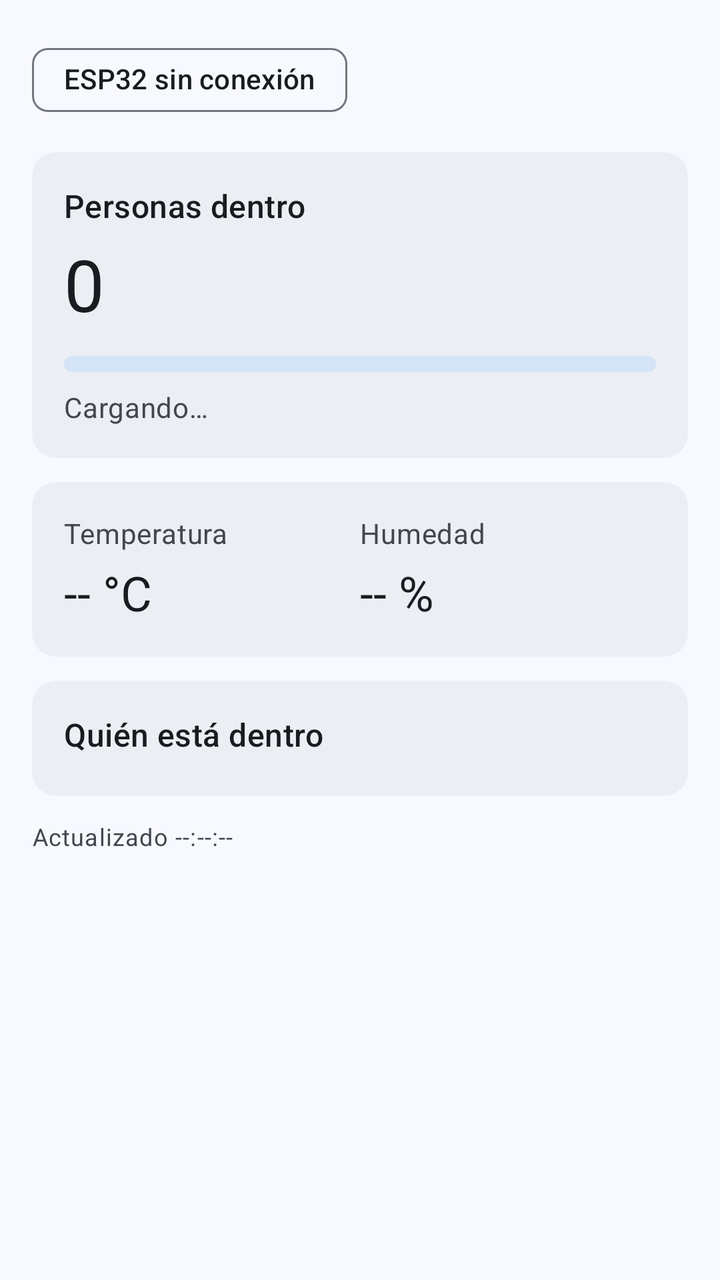
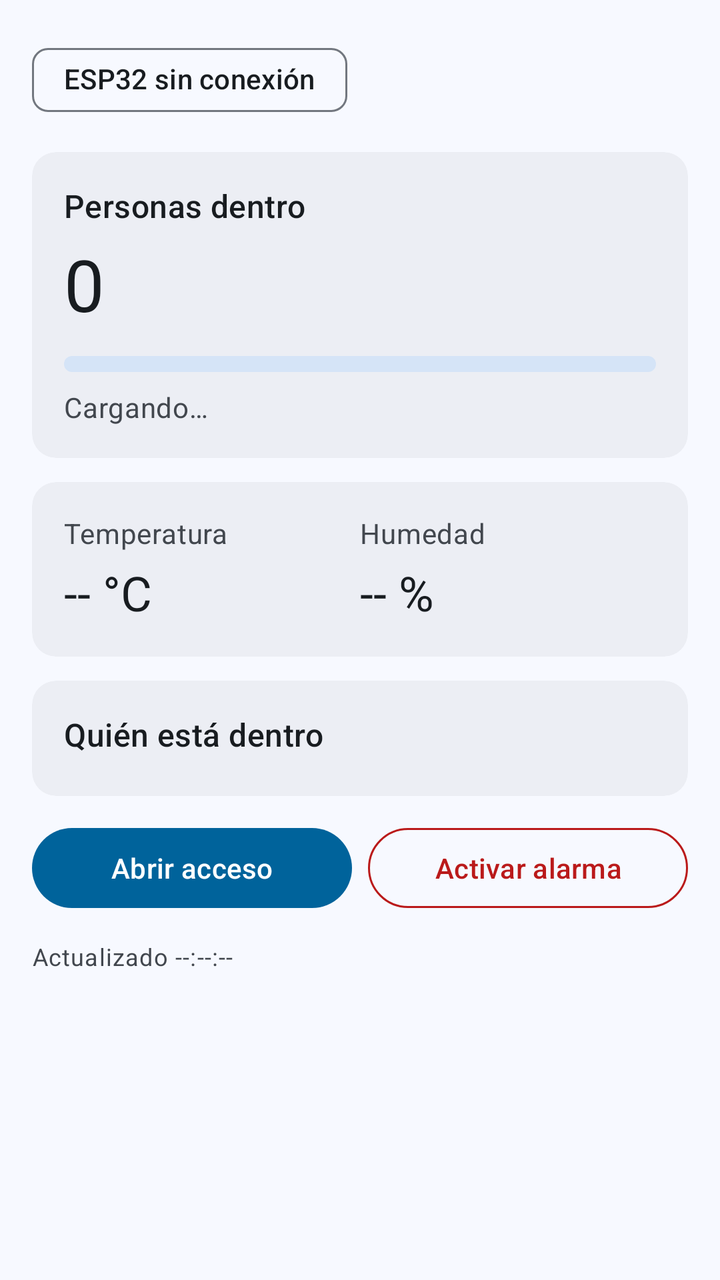

Two renders of the same Android screen: before a commit and after it. Below are the layout's source before the change and the commit's diff.
<!-- AndroidManifest.xml: application theme Theme.AforoIoT -->
<!-- res/layout/fragment_dashboard.xml -->
<?xml version="1.0" encoding="utf-8"?>
<ScrollView xmlns:android="http://schemas.android.com/apk/res/android"
  xmlns:app="http://schemas.android.com/apk/res-auto"
  android:layout_width="match_parent"
  android:layout_height="match_parent"
  android:background="?attr/colorSurface"
  android:fillViewport="true">

  <LinearLayout
    android:layout_width="match_parent"
    android:layout_height="wrap_content"
    android:orientation="vertical"
    android:padding="16dp">

    <com.google.android.material.chip.Chip
      android:id="@+id/chipEstado"
      style="@style/Widget.Material3.Chip.Assist"
      android:layout_width="wrap_content"
      android:layout_height="wrap_content"
      android:checkable="false"
      android:text="@string/esp32_sin_conexion" />

    <com.google.android.material.card.MaterialCardView
      android:id="@+id/cardAforo"
      style="@style/Widget.Material3.CardView.Filled"
      android:layout_width="match_parent"
      android:layout_height="wrap_content"
      android:layout_marginTop="12dp">

      <LinearLayout
        android:layout_width="match_parent"
        android:layout_height="wrap_content"
        android:orientation="vertical"
        android:padding="16dp">

        <TextView
          android:layout_width="wrap_content"
          android:layout_height="wrap_content"
          android:text="@string/personas_dentro"
          android:textAppearance="?attr/textAppearanceTitleMedium"
          android:textColor="?attr/colorOnSurface" />

        <LinearLayout
          android:layout_width="wrap_content"
          android:layout_height="wrap_content"
          android:layout_marginTop="4dp"
          android:gravity="bottom"
          android:orientation="horizontal">

          <TextView
            android:id="@+id/txtDentro"
            android:layout_width="wrap_content"
            android:layout_height="wrap_content"
            android:text="@string/cero"
            android:textAppearance="?attr/textAppearanceDisplaySmall"
            android:textColor="?attr/colorOnSurface" />

          <TextView
            android:id="@+id/txtAforoMaximo"
            android:layout_width="wrap_content"
            android:layout_height="wrap_content"
            android:layout_marginStart="8dp"
            android:layout_marginBottom="4dp"
            android:textAppearance="?attr/textAppearanceTitleMedium"
            android:textColor="?attr/colorOnSurfaceVariant" />

        </LinearLayout>

        <com.google.android.material.progressindicator.LinearProgressIndicator
          android:id="@+id/progresoAforo"
          android:layout_width="match_parent"
          android:layout_height="wrap_content"
          android:layout_marginTop="12dp"
          app:trackCornerRadius="4dp"
          app:trackStopIndicatorSize="0dp"
          app:trackThickness="8dp" />

        <TextView
          android:id="@+id/txtDetalleAforo"
          android:layout_width="wrap_content"
          android:layout_height="wrap_content"
          android:layout_marginTop="8dp"
          android:text="@string/cargando"
          android:textAppearance="?attr/textAppearanceBodyMedium"
          android:textColor="?attr/colorOnSurfaceVariant" />

      </LinearLayout>
    </com.google.android.material.card.MaterialCardView>

    <com.google.android.material.card.MaterialCardView
      android:id="@+id/cardClima"
      style="@style/Widget.Material3.CardView.Filled"
      android:layout_width="match_parent"
      android:layout_height="wrap_content"
      android:layout_marginTop="12dp">

      <LinearLayout
        android:layout_width="match_parent"
        android:layout_height="wrap_content"
        android:orientation="horizontal"
        android:padding="16dp">

        <LinearLayout
          android:layout_width="0dp"
          android:layout_height="wrap_content"
          android:layout_weight="1"
          android:orientation="vertical">

          <TextView
            android:layout_width="wrap_content"
            android:layout_height="wrap_content"
            android:text="@string/temperatura"
            android:textAppearance="?attr/textAppearanceBodyMedium"
            android:textColor="?attr/colorOnSurfaceVariant" />

          <TextView
            android:id="@+id/txtTemperatura"
            android:layout_width="wrap_content"
            android:layout_height="wrap_content"
            android:layout_marginTop="4dp"
            android:text="@string/temperatura_vacia"
            android:textAppearance="?attr/textAppearanceHeadlineSmall"
            android:textColor="?attr/colorOnSurface" />

        </LinearLayout>

        <LinearLayout
          android:layout_width="0dp"
          android:layout_height="wrap_content"
          android:layout_weight="1"
          android:orientation="vertical">

          <TextView
            android:layout_width="wrap_content"
            android:layout_height="wrap_content"
            android:text="@string/humedad"
            android:textAppearance="?attr/textAppearanceBodyMedium"
            android:textColor="?attr/colorOnSurfaceVariant" />

          <TextView
            android:id="@+id/txtHumedad"
            android:layout_width="wrap_content"
            android:layout_height="wrap_content"
            android:layout_marginTop="4dp"
            android:text="@string/humedad_vacia"
            android:textAppearance="?attr/textAppearanceHeadlineSmall"
            android:textColor="?attr/colorOnSurface" />

        </LinearLayout>

      </LinearLayout>
    </com.google.android.material.card.MaterialCardView>

    <com.google.android.material.card.MaterialCardView
      android:id="@+id/cardDentro"
      style="@style/Widget.Material3.CardView.Filled"
      android:layout_width="match_parent"
      android:layout_height="wrap_content"
      android:layout_marginTop="12dp">

      <LinearLayout
        android:layout_width="match_parent"
        android:layout_height="wrap_content"
        android:orientation="vertical"
        android:padding="16dp">

        <TextView
          android:layout_width="wrap_content"
          android:layout_height="wrap_content"
          android:text="@string/quien_esta_dentro"
          android:textAppearance="?attr/textAppearanceTitleMedium"
          android:textColor="?attr/colorOnSurface" />

        <TextView
          android:id="@+id/txtSinPersonas"
          android:layout_width="wrap_content"
          android:layout_height="wrap_content"
          android:layout_marginTop="8dp"
          android:text="@string/no_hay_personas"
          android:textAppearance="?attr/textAppearanceBodyMedium"
          android:textColor="?attr/colorOnSurfaceVariant"
          android:visibility="gone" />

        <androidx.recyclerview.widget.RecyclerView
          android:id="@+id/rvDentro"
          android:layout_width="match_parent"
          android:layout_height="wrap_content"
          android:layout_marginTop="4dp"
          android:nestedScrollingEnabled="false" />

      </LinearLayout>
    </com.google.android.material.card.MaterialCardView>

    <TextView
      android:id="@+id/txtActualizado"
      android:layout_width="wrap_content"
      android:layout_height="wrap_content"
      android:layout_marginTop="12dp"
      android:text="@string/actualizado_vacio"
      android:textAppearance="?attr/textAppearanceBodySmall"
      android:textColor="?attr/colorOnSurfaceVariant" />

  </LinearLayout>
</ScrollView>
<!-- resources referenced by this layout -->
<resources>
  <string name="actualizado_vacio">Actualizado --:--:--</string>
  <string name="cargando">Cargando…</string>
  <string name="cero">0</string>
  <string name="esp32_sin_conexion">ESP32 sin conexión</string>
  <string name="humedad">Humedad</string>
  <string name="humedad_vacia">-- %</string>
  <string name="no_hay_personas">No hay personas dentro</string>
  <string name="personas_dentro">Personas dentro</string>
  <string name="quien_esta_dentro">Quién está dentro</string>
  <string name="temperatura">Temperatura</string>
  <string name="temperatura_vacia">-- °C</string>
  <style name="Theme.AforoIoT" parent="Base.Theme.AforoIoT" />
  <style name="Base.Theme.AforoIoT" parent="Theme.Material3.DayNight.NoActionBar">
      <item name="colorPrimary">@color/primary</item>
      <item name="colorOnPrimary">@color/onPrimary</item>
      <item name="colorPrimaryContainer">@color/primaryContainer</item>
      <item name="colorOnPrimaryContainer">@color/onPrimaryContainer</item>
      <item name="colorSecondary">@color/secondary</item>
      <item name="colorOnSecondary">@color/onSecondary</item>
      <item name="colorSecondaryContainer">@color/secondaryContainer</item>
      <item name="colorOnSecondaryContainer">@color/onSecondaryContainer</item>
      <item name="colorTertiary">@color/tertiary</item>
      <item name="colorOnTertiary">@color/onTertiary</item>
      <item name="colorTertiaryContainer">@color/tertiaryContainer</item>
      <item name="colorOnTertiaryContainer">@color/onTertiaryContainer</item>
      <item name="colorError">@color/error</item>
      <item name="colorOnError">@color/onError</item>
      <item name="colorErrorContainer">@color/errorContainer</item>
      <item name="colorOnErrorContainer">@color/onErrorContainer</item>
      <item name="colorSurface">@color/surface</item>
      <item name="colorOnSurface">@color/onSurface</item>
      <item name="colorSurfaceContainer">@color/surfaceContainer</item>
      <item name="colorSurfaceContainerHighest">@color/surfaceContainer</item>
      <item name="colorOnSurfaceVariant">@color/onSurfaceVariant</item>
      <item name="colorOutline">@color/outline</item>
      <item name="android:windowLightStatusBar">true</item>
    </style>
  <color name="primary">#00639B</color>
  <color name="onPrimary">#FFFFFF</color>
  <color name="primaryContainer">#CEE5FF</color>
  <color name="onPrimaryContainer">#001D33</color>
  <color name="secondary">#51606F</color>
  <color name="onSecondary">#FFFFFF</color>
  <color name="secondaryContainer">#D5E4F7</color>
  <color name="onSecondaryContainer">#0E1D2A</color>
  <color name="tertiary">#68587A</color>
  <color name="onTertiary">#FFFFFF</color>
  <color name="tertiaryContainer">#EEDBFF</color>
  <color name="onTertiaryContainer">#231533</color>
  <color name="error">#BA1A1A</color>
  <color name="onError">#FFFFFF</color>
  <color name="errorContainer">#FFDAD6</color>
  <color name="onErrorContainer">#410002</color>
  <color name="surface">#F7F9FF</color>
  <color name="onSurface">#181C20</color>
  <color name="surfaceContainer">#ECEEF4</color>
  <color name="onSurfaceVariant">#42474E</color>
  <color name="outline">#72777F</color>
</resources>

<!-- the commit's change to res/layout/fragment_dashboard.xml (unified diff, before → after) -->
@@ -191,6 +191,32 @@
       </LinearLayout>
     </com.google.android.material.card.MaterialCardView>
 
+    <LinearLayout
+      android:layout_width="match_parent"
+      android:layout_height="wrap_content"
+      android:layout_marginTop="12dp"
+      android:orientation="horizontal">
+
+      <com.google.android.material.button.MaterialButton
+        android:id="@+id/btnAbrirAcceso"
+        android:layout_width="0dp"
+        android:layout_height="wrap_content"
+        android:layout_weight="1"
+        android:text="@string/abrir_acceso" />
+
+      <com.google.android.material.button.MaterialButton
+        android:id="@+id/btnActivarAlarma"
+        style="@style/Widget.Material3.Button.OutlinedButton"
+        android:layout_width="0dp"
+        android:layout_height="wrap_content"
+        android:layout_marginStart="8dp"
+        android:layout_weight="1"
+        android:text="@string/activar_alarma"
+        app:strokeColor="?attr/colorError"
+        android:textColor="?attr/colorError" />
+
+    </LinearLayout>
+
     <TextView
       android:id="@+id/txtActualizado"
       android:layout_width="wrap_content"
<!-- resource entries referenced after the edit -->
@@ -1,5 +1,7 @@
 <!-- resources referenced by this layout -->
 <resources>
+  <string name="abrir_acceso">Abrir acceso</string>
+  <string name="activar_alarma">Activar alarma</string>
   <string name="actualizado_vacio">Actualizado --:--:--</string>
   <string name="cargando">Cargando…</string>
   <string name="cero">0</string>
